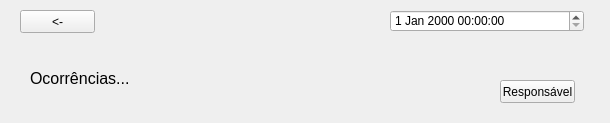
Qt form App/view/ui/report.ui (Caiquef80/Gerenciamento-Escolar) before a commit.
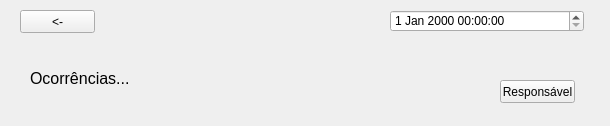
The same form after that commit.

Diff of the .ui file:
```diff
--- a/App/view/ui/report.ui
+++ b/App/view/ui/report.ui
@@ -7,7 +7,7 @@
     <x>0</x>
     <y>0</y>
     <width>610</width>
-    <height>123</height>
+    <height>126</height>
    </rect>
   </property>
   <property name="windowTitle">
```
